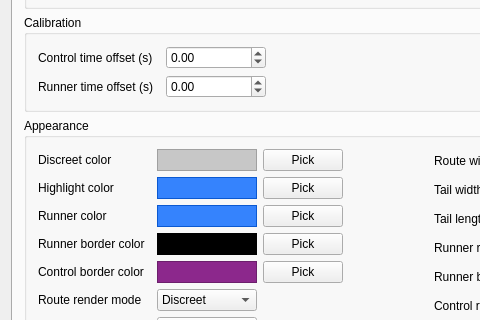
Before: the Qt Designer form src/MainWindow.ui in mikoro/orientview, drawn with Qt 5; both pictures show x 0 to 480 and y 145 to 465 of the 842 by 871 pixel window.
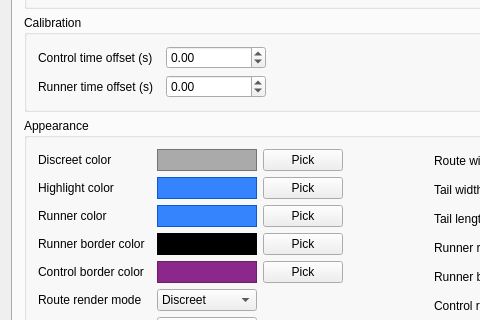
After: the same form once the commit is applied. The open tabs and pages were chosen to show the change. Icons and pictures are not drawn.

Commit message: Changed default route discreet color

What changed in the file:
```diff
--- a/src/MainWindow.ui
+++ b/src/MainWindow.ui
@@ -701,7 +701,7 @@
                   <string>The discreet route/tail color</string>
                  </property>
                  <property name="styleSheet">
-                  <string notr="true">background-color: rgb(0, 0, 0, 50);</string>
+                  <string notr="true">background-color: rgb(0, 0, 0, 80);</string>
                  </property>
                  <property name="frameShape">
                   <enum>QFrame::StyledPanel</enum>
```
The commit also changes 1 other file.
